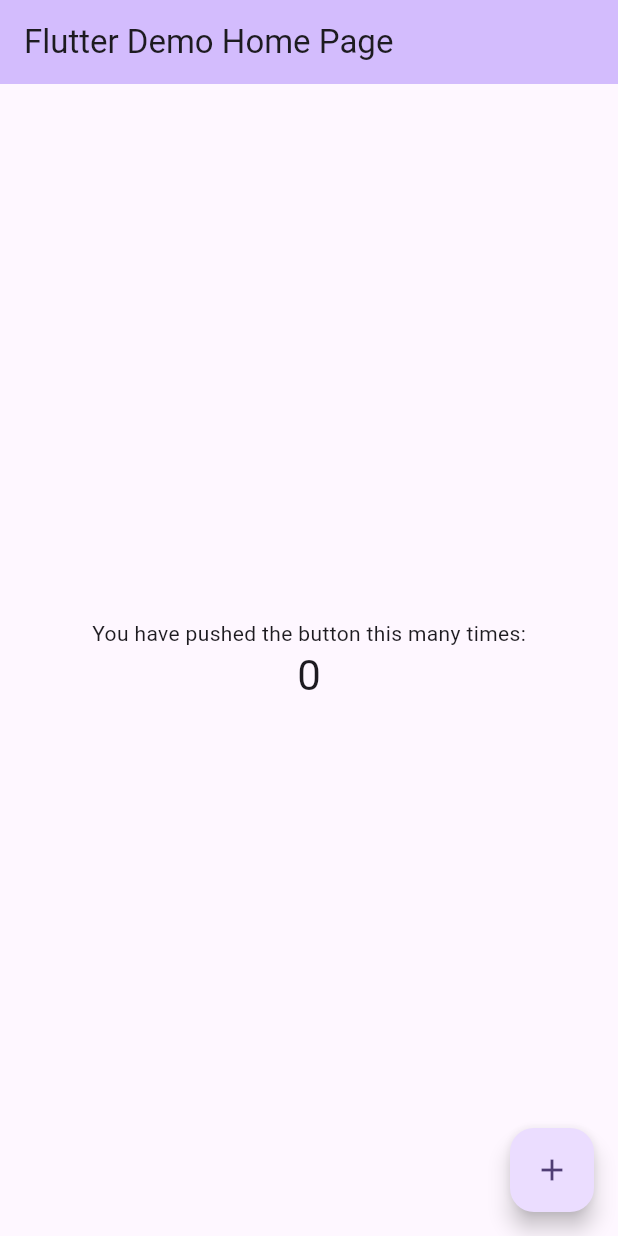
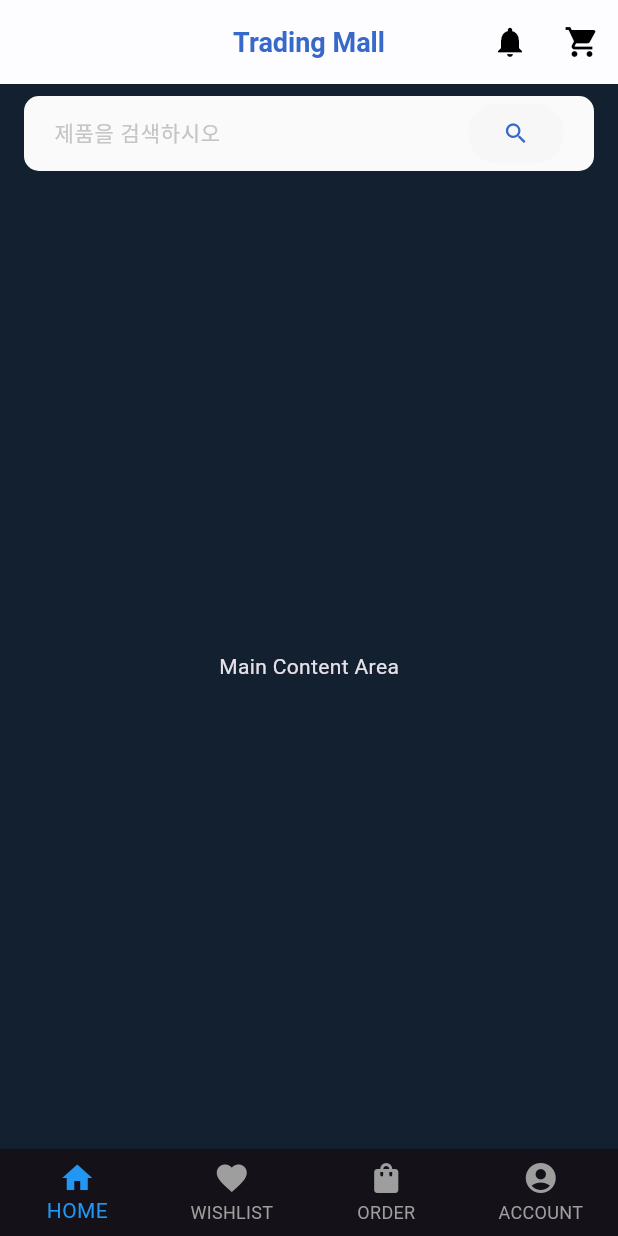
Before and after one commit to 001014k/trading-platform, a Flutter app: the screen it shows after launch, on a phone screen of 412 x 824 dp. Run offline on Flutter 3.47's test engine with Material 3 defaults, Android fonts, the phone set to English and light mode, and no system bars; Roboto replaces fonts that are missing (DM Sans).

Commit message:
20241015 (중고거래앱 디자인 상단바,하단바 검색창 구현)

```diff
--- a/lib/main.dart
+++ b/lib/main.dart
@@ -1,125 +1,189 @@
 import 'package:flutter/material.dart';
 
 void main() {
-  runApp(const MyApp());
+  runApp(const FigmaToCodeApp());
 }
 
-class MyApp extends StatelessWidget {
-  const MyApp({super.key});
+class FigmaToCodeApp extends StatelessWidget {
+  const FigmaToCodeApp({super.key});
 
-  // This widget is the root of your application.
   @override
   Widget build(BuildContext context) {
     return MaterialApp(
-      title: 'Test',
-      theme: ThemeData(
-        // This is the theme of your application.
-        //
-        // TRY THIS: Try running your application with "flutter run". You'll see
-        // the application has a purple toolbar. Then, without quitting the app,
-        // try changing the seedColor in the colorScheme below to Colors.green
-        // and then invoke "hot reload" (save your changes or press the "hot
-        // reload" button in a Flutter-supported IDE, or press "r" if you used
-        // the command line to start the app).
-        //
-        // Notice that the counter didn't reset back to zero; the application
-        // state is not lost during the reload. To reset the state, use hot
-        // restart instead.
-        //
-        // This works for code too, not just values: Most code changes can be
-        // tested with just a hot reload.
-        colorScheme: ColorScheme.fromSeed(seedColor: Colors.deepPurple),
-        useMaterial3: true,
+      theme: ThemeData.dark().copyWith(
+        scaffoldBackgroundColor: const Color.fromARGB(255, 18, 32, 47),
       ),
-      home: const MyHomePage(title: 'Flutter Demo Home Page'),
+      home: Scaffold(
+        appBar: AppBar(
+          backgroundColor: Colors.white,
+          elevation: 1, // 그림자 효과
+          title: Text(
+            'Trading Mall',
+            style: TextStyle(
+              color: Color(0xFF3669C9),
+              fontSize: 18,
+              fontFamily: 'DM Sans',
+              fontWeight: FontWeight.w700,
+            ),
+          ),
+          centerTitle: true, // 타이틀을 중앙에 위치시킴
+          actions: [
+            IconButton(
+              icon: Icon(Icons.notifications, color: Colors.black),
+              onPressed: () {
+                // 알림 버튼 클릭 시 동작
+              },
+            ),
+            IconButton(
+              icon: Icon(Icons.shopping_cart, color: Colors.black),
+              onPressed: () {
+                // 장바구니 버튼 클릭 시 동작
+              },
+            ),
+          ],
+        ),
+        body: Column( // Column으로 변경
+          children: [
+            // 앱바 바로 아래에 검색 상자 위치
+            Padding(
+              padding: const EdgeInsets.symmetric(horizontal: 16, vertical: 8), // 적절한 패딩 추가
+              child: SearchBar(), // 검색 상자 추가
+            ),
+            Expanded(
+              child: Center(
+                child: Text('Main Content Area'), // 나머지 콘텐츠를 위한 영역
+              ),
+            ),
+          ],
+        ),
+        bottomNavigationBar: BottomMenu(),
+      ),
     );
   }
 }
 
-class MyHomePage extends StatefulWidget {
-  const MyHomePage({super.key, required this.title});
-
-  // This widget is the home page of your application. It is stateful, meaning
-  // that it has a State object (defined below) that contains fields that affect
-  // how it looks.
-
-  // This class is the configuration for the state. It holds the values (in this
-  // case the title) provided by the parent (in this case the App widget) and
-  // used by the build method of the State. Fields in a Widget subclass are
-  // always marked "final".
-
-  final String title;
-
+class SearchBar extends StatefulWidget {
   @override
-  State<MyHomePage> createState() => _MyHomePageState();
+  _SearchBarState createState() => _SearchBarState();
 }
 
-class _MyHomePageState extends State<MyHomePage> {
-  int _counter = 0;
+class _SearchBarState extends State<SearchBar> {
+  final TextEditingController _controller = TextEditingController();
+  bool _isSearchActive = false; // 검색 활성화 상태
 
-  void _incrementCounter() {
+  void _onSearchChanged(String value) {
     setState(() {
-      // This call to setState tells the Flutter framework that something has
-      // changed in this State, which causes it to rerun the build method below
-      // so that the display can reflect the updated values. If we changed
-      // _counter without calling setState(), then the build method would not be
-      // called again, and so nothing would appear to happen.
-      _counter++;
+      _isSearchActive = value.isNotEmpty; // 입력이 있을 경우 활성화
     });
   }
 
   @override
   Widget build(BuildContext context) {
-    // This method is rerun every time setState is called, for instance as done
-    // by the _incrementCounter method above.
-    //
-    // The Flutter framework has been optimized to make rerunning build methods
-    // fast, so that you can just rebuild anything that needs updating rather
-    // than having to individually change instances of widgets.
-    return Scaffold(
-      appBar: AppBar(
-        // TRY THIS: Try changing the color here to a specific color (to
-        // Colors.amber, perhaps?) and trigger a hot reload to see the AppBar
-        // change color while the other colors stay the same.
-        backgroundColor: Theme.of(context).colorScheme.inversePrimary,
-        // Here we take the value from the MyHomePage object that was created by
-        // the App.build method, and use it to set our appbar title.
-        title: Text(widget.title),
+    return Container(
+      width: double.infinity, // 전체 너비 사용
+      height: 50,
+      child: Row(
+        mainAxisSize: MainAxisSize.min,
+        mainAxisAlignment: MainAxisAlignment.center,
+        crossAxisAlignment: CrossAxisAlignment.center,
+        children: [
+          Expanded(
+            child: Container(
+              height: double.infinity,
+              padding: const EdgeInsets.symmetric(horizontal: 20),
+              decoration: ShapeDecoration(
+                color: const Color(0xFFFAFAFA),
+                shape: RoundedRectangleBorder(
+                  borderRadius: BorderRadius.circular(10),
+                ),
+              ),
+              child: Row(
+                mainAxisSize: MainAxisSize.min,
+                mainAxisAlignment: MainAxisAlignment.spaceBetween,
+                crossAxisAlignment: CrossAxisAlignment.center,
+                children: [
+                  Expanded(
+                    child: TextField(
+                      style: TextStyle(color: Colors.black),
+                      controller: _controller,
+                      onChanged: _onSearchChanged, // 입력 변화에 따라 상태 업데이트
+                      decoration: InputDecoration(
+                        hintText: '제품을 검색하시오',
+                        hintStyle: TextStyle(
+                          color: Color(0xFFC4C5C4),
+                          fontSize: 14,
+                          fontFamily: 'DM Sans',
+                          fontWeight: FontWeight.w500,
+                        ),
+                        border: InputBorder.none, // 기본 테두리 제거
+                      ),
+                    ),
+                  ),
+                  ElevatedButton(
+                    style: ElevatedButton.styleFrom(
+                      padding: EdgeInsets.zero, // 기본 패딩 제거
+                      elevation: 0, // 그림자 효과 제거
+                      backgroundColor: Colors.transparent, // 배경 투명
+                    ),
+                    onPressed: _isSearchActive ? () {
+                      // 검색 버튼 클릭 시 동작 추가
+                      print('Searching for: ${_controller.text}');
+                    } : null, // 비활성화 상태에서는 클릭 이벤트 없음
+                    child: const Icon(
+                      Icons.search,
+                      color: Color(0xFF3669C9), // 아이콘 색상
+                    ),
+                  ),
+                ],
+              ),
+            ),
+          ),
+        ],
       ),
-      body: Center(
-        // Center is a layout widget. It takes a single child and positions it
-        // in the middle of the parent.
-        child: Column(
-          // Column is also a layout widget. It takes a list of children and
-          // arranges them vertically. By default, it sizes itself to fit its
-          // children horizontally, and tries to be as tall as its parent.
-          //
-          // Column has various properties to control how it sizes itself and
-          // how it positions its children. Here we use mainAxisAlignment to
-          // center the children vertically; the main axis here is the vertical
-          // axis because Columns are vertical (the cross axis would be
-          // horizontal).
-          //
-          // TRY THIS: Invoke "debug painting" (choose the "Toggle Debug Paint"
-          // action in the IDE, or press "p" in the console), to see the
-          // wireframe for each widget.
-          mainAxisAlignment: MainAxisAlignment.center,
-          children: <Widget>[
-            const Text(
-              'You have pushed the button this many times:',
-            ),
-            Text(
-              '$_counter',
-              style: Theme.of(context).textTheme.headlineMedium,
-            ),
-          ],
-        ),
-      ),
-      floatingActionButton: FloatingActionButton(
-        onPressed: _incrementCounter,
-        tooltip: 'Increment',
-        child: const Icon(Icons.add),
-      ), // This trailing comma makes auto-formatting nicer for build methods.
     );
   }
 }
+
+class BottomMenu extends StatefulWidget {
+  @override
+  _BottomMenuState createState() => _BottomMenuState();
+}
+
+class _BottomMenuState extends State<BottomMenu> {
+  int _selectedIndex = 0;
+
+  void _onItemTapped(int index) {
+    setState(() {
+      _selectedIndex = index;
+    });
+  }
+
+  @override
+  Widget build(BuildContext context) {
+    return BottomNavigationBar(
+      type: BottomNavigationBarType.fixed, // 4개 이상의 버튼을 균일하게 표시
+      currentIndex: _selectedIndex,
+      onTap: _onItemTapped,
+      items: const <BottomNavigationBarItem>[
+        BottomNavigationBarItem(
+          icon: Icon(Icons.home),
+          label: 'HOME',
+        ),
+        BottomNavigationBarItem(
+          icon: Icon(Icons.favorite),
+          label: 'WISHLIST',
+        ),
+        BottomNavigationBarItem(
+          icon: Icon(Icons.shopping_bag),
+          label: 'ORDER',
+        ),
+        BottomNavigationBarItem(
+          icon: Icon(Icons.account_circle),
+          label: 'ACCOUNT',
+        ),
+      ],
+      selectedItemColor: Colors.blue,
+      unselectedItemColor: Colors.grey,
+    );
+  }
+}
```
